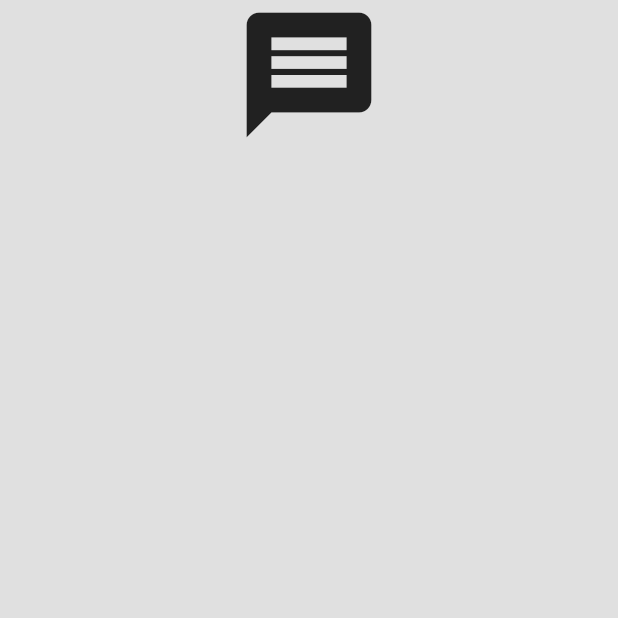
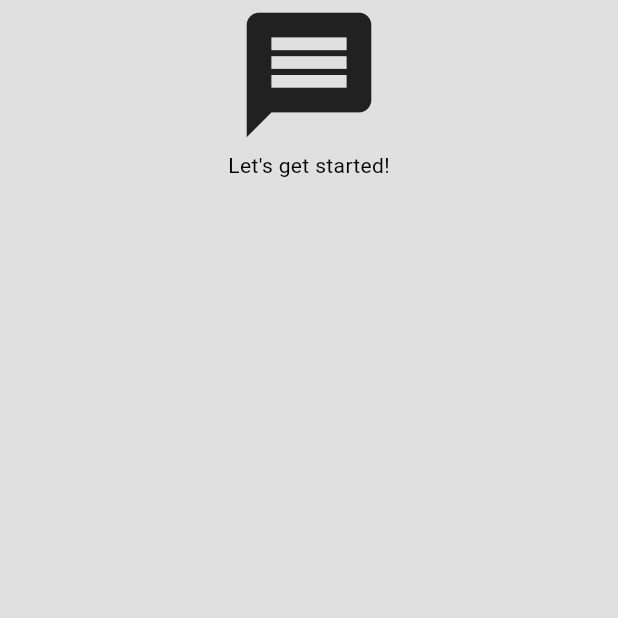
Before and after one commit to Odhi-ambo/messaging_app, a Flutter app: the RegisterPage screen opened directly, on a phone screen of 412 x 824 dp, the top half of it. Run offline on Flutter 3.47's test engine with Material 3 defaults, Android fonts, the phone set to English and light mode, and no system bars.

Commit message:
registration page

```diff
--- a/lib/pages/register_page.dart
+++ b/lib/pages/register_page.dart
@@ -12,11 +12,12 @@ class RegisterPage extends StatelessWidget {
               children: [
             Center(
               child: Icon(Icons.message,
-                size: 100, color: Theme.of(context).colorScheme.inversePrimary),
+                  size: 100,
+                  color: Theme.of(context).colorScheme.inversePrimary),
             ),
-        ],
 
             //welcome msg
+            Text("Let's get started!")
 
             //email textfield
 
@@ -27,7 +28,7 @@ class RegisterPage extends StatelessWidget {
             //register button
 
             //login button
-      )),
+          ])),
     );
   }
 }
```
Lines whose indentation alone changed are shown as unchanged.
